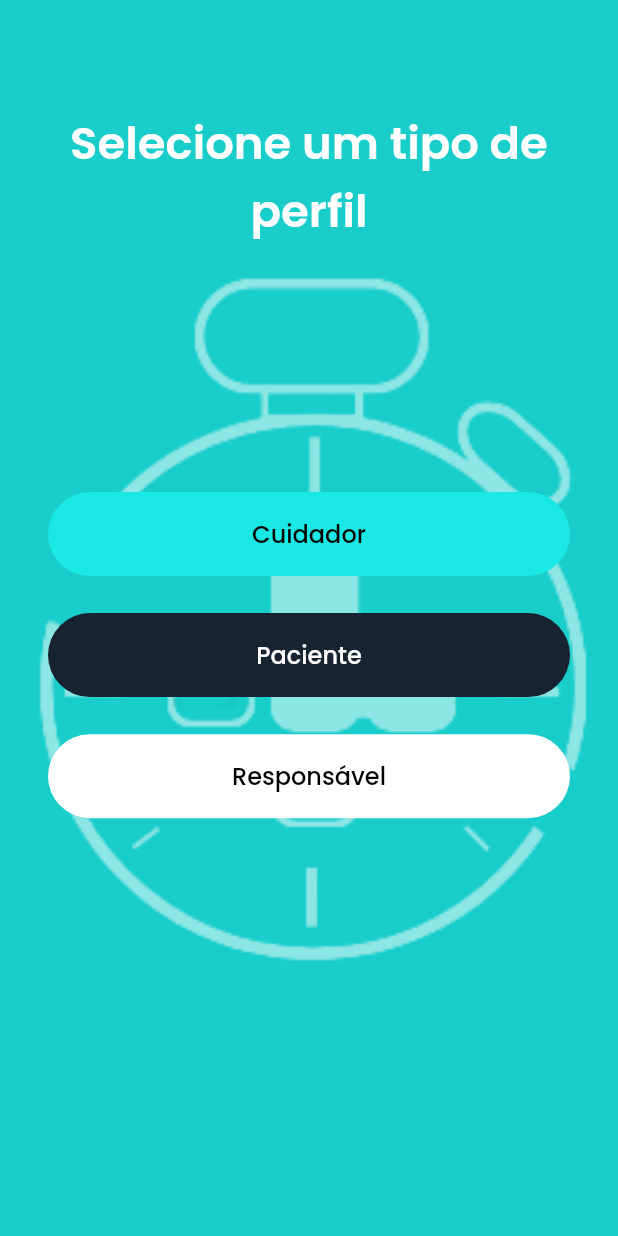
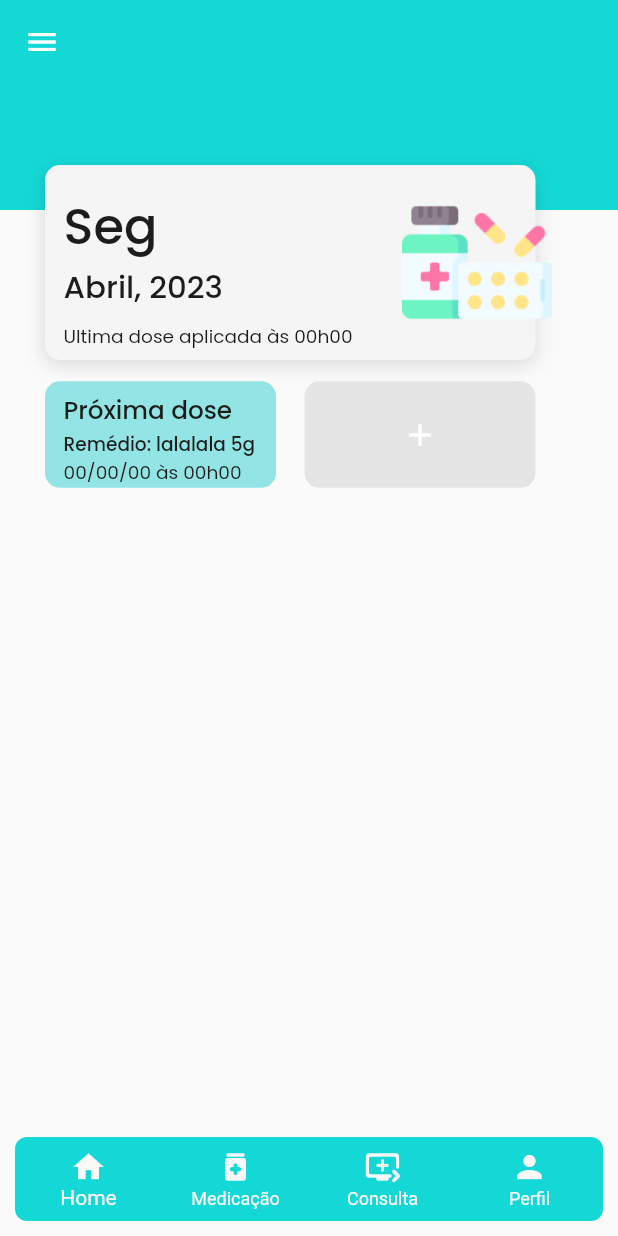
Before and after one commit to HealTimeTCC/HealTime_App, a Flutter app: the screen it shows after launch, on a phone screen of 412 x 824 dp. Run offline on Flutter 3.47's test engine with Material 2 defaults, Android fonts, the phone set to English and light mode, and no system bars; our stand-ins replace calendar_date_picker2, flutter_staggered_animations, google_fonts, lottie, shared_preferences.

Commit message:
Inicializada a construção da HomePage

```diff
--- a/lib/core/myApp.dart
+++ b/lib/core/myApp.dart
@@ -27,7 +27,7 @@ class MyApp extends StatelessWidget {
         ),
       ),
       debugShowCheckedModeBanner: false,
-      initialRoute: '/SplashScreen',
+      initialRoute: '/PaginaInicial',
       routes: Routes.mapRoutes()
     );
   }
--- a/lib/core/routes.dart
+++ b/lib/core/routes.dart
@@ -2,6 +2,7 @@ import 'package:flutter/material.dart';
 
 import '../src/screens/presentation_screens/screen_choose_profile.dart';
 import '../src/screens/screens_navigation/home_page/home.dart';
+import '../src/screens/screens_navigation/navbar/screen_default.dart';
 import '../src/screens/screens_navigation/screens_medical/screen_doctor/screen_add_doctor.dart';
 import '../src/screens/screens_navigation/screens_medical/screen_doctor/screen_list_doctor.dart';
 import '../src/screens/screens_navigation/screens_medical_prescription/screens/screen_include_prescription.dart';
@@ -13,7 +14,7 @@ class Routes {
       '/SplashScreen':        (_) => const SplashScreen(),
       '/Apresentacao':        (_) => const Apresentacao(),
       '/PrescricaoMedica':    (_) => const PrescricaoMedicamento(),
-      '/PaginaInicial':       (_) => const HomePage(),
+      '/PaginaInicial':       (_) => const DefaultScreen(),
       '/AddDoctor':           (_) => const IncluirMedico(),
       '/ListDoctors':         (_) => const ListarMedico(),
     };
--- a/lib/src/screens/screens_navigation/home_page/home.dart
+++ b/lib/src/screens/screens_navigation/home_page/home.dart
@@ -1,8 +1,7 @@
+// home page
 import 'package:flutter/material.dart';
-import 'package:healtime/services/provider/queries/provider_navbar.dart';
-import 'package:provider/provider.dart';
-
-import '../screens_queries/logics/logic_type_user.dart';
+import 'package:google_fonts/google_fonts.dart';
+import 'home_appbar.dart';
 
 class HomePage extends StatefulWidget {
   const HomePage({Key? key}) : super(key: key);
@@ -12,55 +11,163 @@ class HomePage extends StatefulWidget {
 }
 
 class _HomePageState extends State<HomePage> {
-  @override
-  void initState() {
-    super.initState();
+  //final providerLogin = ProviderLogin();
 
-    /*
-      Aqui você coloca para iniciar os valores do usuário
-      Provider.of<NavbarProvider>(context).<Metodo que vai inicializar>();
-    */
-  }
+  // @override
+  // void initState() {
+  //   super.initState();
+  //   final usuarioProvider = Provider.of<ProviderLogin>(context);
+  // }
 
   @override
   Widget build(BuildContext context) {
-    final mp = Provider.of<NavbarProvider>(context);
+    final Size size = MediaQuery.of(context).size;
 
     return Scaffold(
-      bottomNavigationBar: Container(
-        margin: EdgeInsets.all(10),
+      body: Stack(children: [
+        HomeAppBar(),
+        Positioned(
+          top: 110,
+          left: 30, //ALTERAR DEPOIS
+          child: Container(
+            child: Column(
+              children: [
+                Row(
+                  children: [
+                    Container(
+                        margin: EdgeInsets.only(bottom: 14.20),
                         decoration: BoxDecoration(
-          borderRadius: BorderRadius.circular(8),
-          color: Color.fromARGB(255, 20, 216, 213),
+                          color: Color.fromARGB(255, 245, 245, 245),
+                          borderRadius: BorderRadius.all(Radius.circular(10)),
+                          boxShadow: [
+                            BoxShadow(
+                              color: Color.fromARGB(33, 15, 0, 0),
+                              spreadRadius: .1,
+                              blurRadius: 10,
+                              offset: Offset(0, 3),
                             ),
-        child: BottomNavigationBar(
-          currentIndex: mp.indexSelecionado,
-          onTap: (opcao) {
-            mp.indexSelecionado = opcao;
-          },
+                          ],
+                        ),
+                        width: 327,
+                        height: 130,
+                        child: Row(
+                          children: [
+                            SizedBox(width: size.width * .03),
+                            Column(
+                              crossAxisAlignment: CrossAxisAlignment.start,
+                              children: [
+                                SizedBox(height: size.height * .02),
+                                Text(
+                                  "Seg",
+                                  textAlign: TextAlign.start,
+                                  style: GoogleFonts.getFont('Poppins',
+                                      decoration: TextDecoration.none,
+                                      color: const Color(0xff1c1c1c),
+                                      fontSize: size.width * .08,
+                                      fontWeight: FontWeight.w500),
+                                ),
+                                Text(
+                                  "Abril, 2023",
+                                  textAlign: TextAlign.start,
+                                  style: GoogleFonts.getFont('Poppins',
+                                      decoration: TextDecoration.none,
+                                      color: const Color(0xff1c1c1c),
+                                      fontSize: size.width * .05,
+                                      fontWeight: FontWeight.w500),
+                                ),
+                                SizedBox(height: size.height * .01),
+                                Text(
+                                  "Ultima dose aplicada às 00h00",
+                                  textAlign: TextAlign.start,
+                                  style: GoogleFonts.getFont('Poppins',
+                                      decoration: TextDecoration.none,
+                                      color: const Color(0xff1c1c1c),
+                                      fontSize: size.width * .03,
+                                      fontWeight: FontWeight.w400),
+                                ),
+                              ],
+                            ),
+                            SizedBox(width: size.width * .08),
+                            Image.asset(
+                              'assets/img/ImagemRemedio.png',
+                              width: 100,
+                              height: 100,
+                            ),
+                          ],
+                        )),
+                  ],
+                ),
+                Row(
+                  children: [
+                    Container(
+                      child: Row(
+                        children: [
+                          SizedBox(width: size.width * .03),
+                          Column(
+                              crossAxisAlignment: CrossAxisAlignment.start,
+                              children: [
+                                SizedBox(height: size.height * .009),
+                                Text(
+                                  "Próxima dose",
+                                  style: GoogleFonts.getFont('Poppins',
+                                      decoration: TextDecoration.none,
+                                      color: const Color(0xff1c1c1c),
+                                      fontSize: size.width * .04,
+                                      fontWeight: FontWeight.w500),
+                                ),
+                                Text(
+                                  "Remédio: lalalala 5g",
+                                  style: GoogleFonts.getFont('Poppins',
+                                      decoration: TextDecoration.none,
+                                      color: const Color(0xff1c1c1c),
+                                      fontSize: size.width * .03,
+                                      fontWeight: FontWeight.w500),
+                                ),
+                                Text(
+                                  "00/00/00 às 00h00",
+                                  style: GoogleFonts.getFont('Poppins',
+                                      decoration: TextDecoration.none,
+                                      color: const Color(0xff1c1c1c),
+                                      fontSize: size.width * .03,
+                                      fontWeight: FontWeight.w400),
+                                )
+                              ]),
+                        ],
+                      ),
+                      margin: EdgeInsets.only(right: 19),
+                      decoration: BoxDecoration(
+                          color: Color.fromARGB(117, 24, 205, 202),
+                          borderRadius: BorderRadius.all(Radius.circular(10))),
+                      width: 154,
+                      height: 71,
+                    ),
+                    Container(
+                      child: ElevatedButton(
+                        style: ElevatedButton.styleFrom(
+                          backgroundColor: Color.fromARGB(24, 28, 28, 28),
                           elevation: 0,
-          type: BottomNavigationBarType.fixed,
-          backgroundColor: Color.fromARGB(0, 24, 205, 202),
-          unselectedItemColor: Color(0xffFBF8F8),
-          fixedColor: Color(0xffFBF8F8),
-          items: mp.items
-              .map((e) => BottomNavigationBarItem(
-                  icon: Icon(e.iconData), label: e.label))
-              .toList(),
+                          fixedSize: Size(154, 71),
+                          shape: RoundedRectangleBorder(
+                              borderRadius: BorderRadius.circular(10)),
+                        ),
+                        onPressed: () {},
+                        child: Icon(Icons.add),
                       ),
                     ),
-      appBar: AppBar(
-        backgroundColor: Color(0xff18CDCA),
+                    // Container(
+                    //   decoration: BoxDecoration(
+                    //       color: Color.fromARGB(104, 140, 140, 140),
+                    //       borderRadius: BorderRadius.all(Radius.circular(10))),
+                    //   width: 154,
+                    //   height: 71,
+                    // )
+                  ],
                 ),
-      drawer: Drawer(
-        child: ElevatedButton(
-          onPressed: () => TypeUser.typeUserNavigator(context),
-          child: Text('Ir para a tela de consulta'),
+              ],
             ),
           ),
-      body: mp.indexSelecionado == 0
-          ? Container()
-          : mp.items[mp.indexSelecionado].widget,
+        ),
+      ]),
     );
   }
 }
@@ -73,22 +180,3 @@ class _HomePageState extends State<HomePage> {
                   child: Text('Ir para a tela de listar as consultas')),
             ),
           ),*/
-
-/*const [
-              BottomNavigationBarItem(
-                icon: Icon(Icons.home),
-                label: 'Home',
-              ),
-              BottomNavigationBarItem(
-                icon: Icon(Icons.medication_rounded),
-                label: 'Remedios',
-              ),
-              BottomNavigationBarItem(
-                icon: Icon(Icons.queue_play_next_rounded),
-                label: 'Consulta',
-              ),
-              BottomNavigationBarItem(
-                icon: Icon(Icons.person),
-                label: 'Perfil',
-              ),
-            ], */
--- /dev/null
+++ b/lib/src/screens/screens_navigation/home_page/home_appbar.dart
@@ -0,0 +1,26 @@
+import 'package:flutter/material.dart';
+
+import '../screens_queries/logics/logic_type_user.dart';
+
+class HomeAppBar extends StatelessWidget {
+  const HomeAppBar({super.key});
+
+  @override
+  Widget build(BuildContext context) {
+    return Scaffold(
+      appBar: PreferredSize(
+
+          preferredSize: Size.fromHeight(140),
+          child: AppBar(
+            elevation: 0,
+            backgroundColor: Color(0xFF14D8D5),
+          )),
+      drawer: Drawer(
+        child: ElevatedButton(
+          onPressed: () => TypeUser.typeUserNavigator(context),
+          child: Text('Ir para a tela de consulta'),
+        ),
+      ),
+    );
+  }
+}
--- /dev/null
+++ b/lib/src/screens/screens_navigation/navbar/navbar_screen.dart
@@ -0,0 +1,45 @@
+import 'package:flutter/material.dart';
+import 'package:provider/provider.dart';
+
+import '../../../../services/provider/queries/provider_navbar.dart';
+import '../screens_queries/logics/logic_type_user.dart';
+
+class NavBarScreen extends StatefulWidget {
+  const NavBarScreen({super.key});
+
+  @override
+  State<NavBarScreen> createState() => _NavBarScreenState();
+}
+
+class _NavBarScreenState extends State<NavBarScreen> {
+  @override
+  Widget build(BuildContext context) {
+    final mp = Provider.of<NavbarProvider>(context);
+
+    return Scaffold(
+      bottomNavigationBar: Container(
+        margin: EdgeInsets.all(10),
+        decoration: BoxDecoration(
+          borderRadius: BorderRadius.circular(8),
+          color: Color(0xFF14D8D5),
+        ),
+        child: BottomNavigationBar(
+          currentIndex: mp.indexSelecionado,
+          onTap: (opcao) {
+            mp.indexSelecionado = opcao;
+          },
+          items: mp.items
+              .map((e) => BottomNavigationBarItem(
+                  icon: Icon(e.iconData), label: e.label))
+              .toList(),
+          elevation: 0,
+          type: BottomNavigationBarType.fixed,
+          backgroundColor: Color.fromARGB(0, 24, 205, 202),
+          unselectedItemColor: Color(0xffFBF8F8),
+          fixedColor: Color(0xffFBF8F8),
+        ),
+      ),
+      body: mp.items[mp.indexSelecionado].widget,
+    );
+  }
+}
--- /dev/null
+++ b/lib/src/screens/screens_navigation/navbar/screen_default.dart
@@ -0,0 +1,20 @@
+import 'package:flutter/material.dart';
+
+import 'navbar_screen.dart';
+
+class DefaultScreen extends StatefulWidget {
+  const DefaultScreen({super.key});
+
+  @override
+  State<DefaultScreen> createState() => _DefaultScreenState();
+}
+
+class _DefaultScreenState extends State<DefaultScreen> {
+  @override
+  Widget build(BuildContext context) {
+    return MaterialApp(
+      debugShowCheckedModeBanner: false,
+      home: NavBarScreen(),
+    );
+  }
+}
```
Also changed, not shown: assets/img/ImagemRemedio.png (added). Lines whose indentation alone changed are shown as unchanged.
